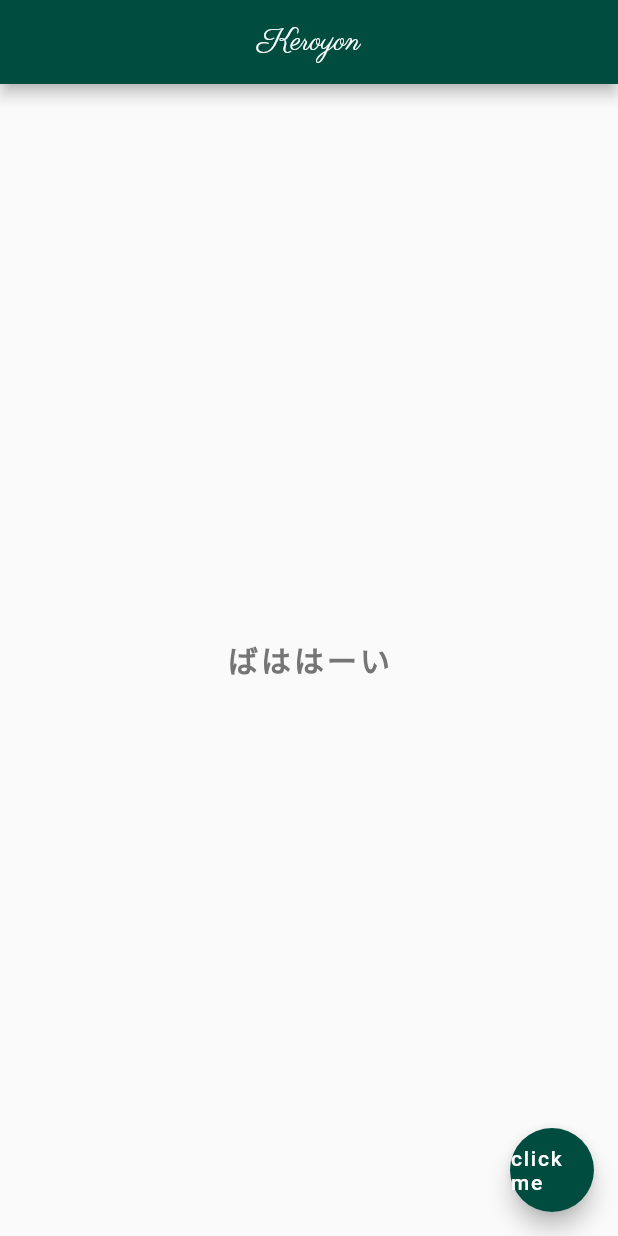
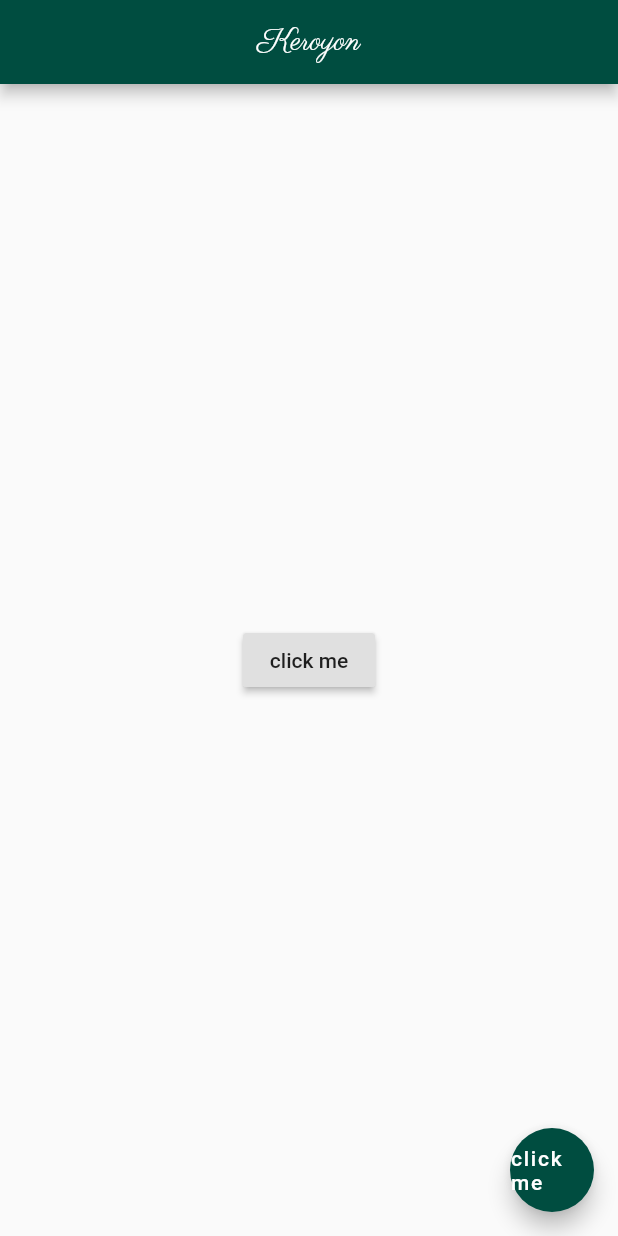
Before and after one commit to UedaTakeyuki/myflutterapp, a Flutter app: the screen it shows after launch, after a tap on "click me", on a phone screen of 412 x 824 dp. Run offline on Flutter 3.47's test engine with Material 2 defaults, Android fonts, the phone set to English and light mode, and no system bars.

Commit message:
lesson #9

```diff
--- a/lib/main.dart
+++ b/lib/main.dart
@@ -19,14 +19,11 @@ class Home extends StatelessWidget {
         backgroundColor: Colors.teal[900],
       ),
       body: Center(
-        child: Text(
-          "ばははーい",
-          style: TextStyle(
-            fontSize: 20.0,
-            fontWeight: FontWeight.bold,
-            letterSpacing: 2.0,
-            color: Colors.grey[600],
-          ),
+        child: RaisedButton(
+          onPressed: () {
+            print("you press me");
+          },
+          child: Text('click me'),
         ),
       ),
       floatingActionButton: FloatingActionButton(
```
